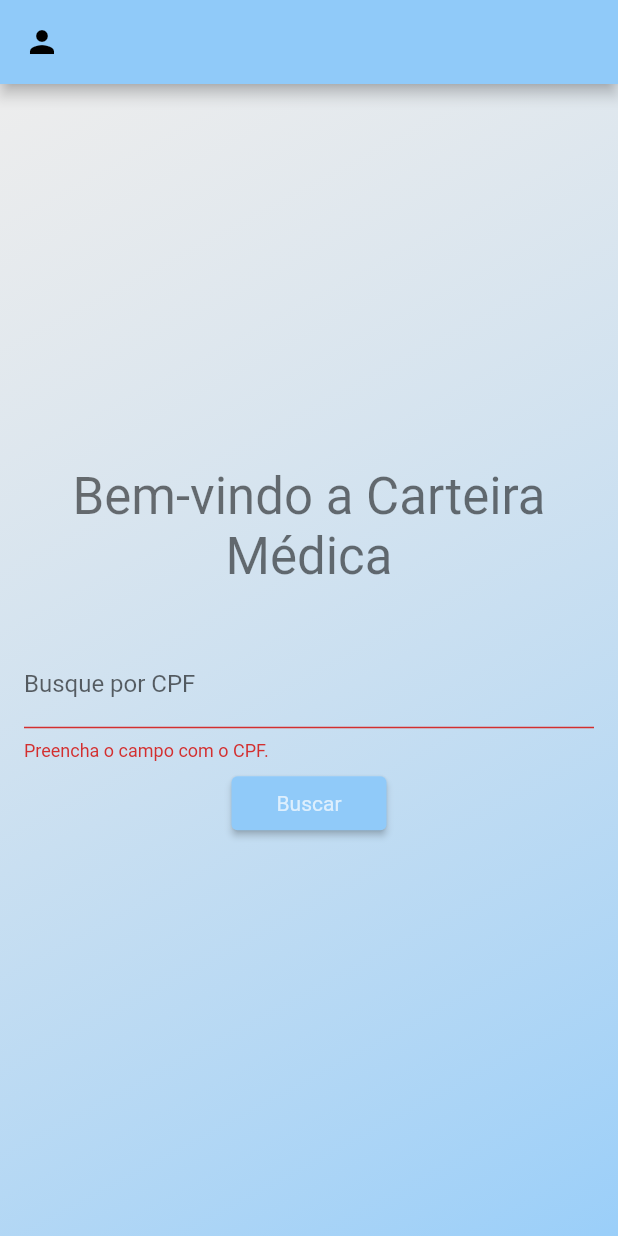
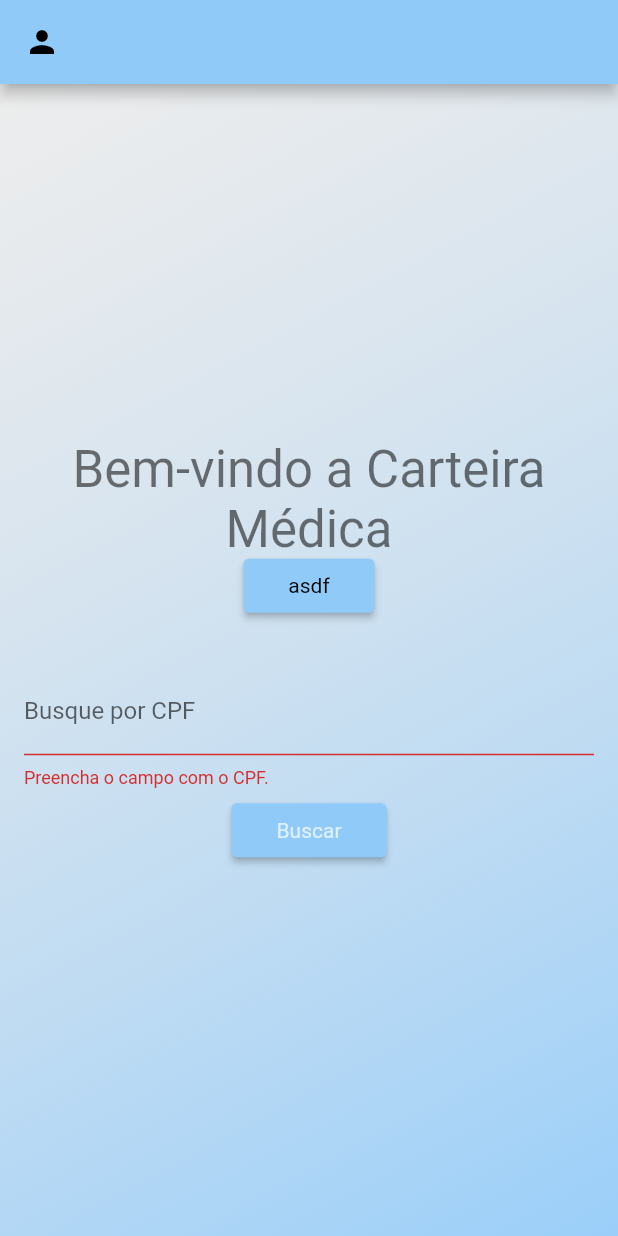
Before and after one commit to GustBM/carteiramedapp, a Flutter app: the screen it shows after launch, after a tap on "Buscar", on a phone screen of 412 x 824 dp. Run offline on Flutter 3.47's test engine with Material 2 defaults, Android fonts, the phone set to English and light mode, and no system bars; our stand-ins replace cloud_firestore, firebase_auth, firebase_core, firebase_messaging, firebase_storage, flutter_local_notifications and 2 more; missing offline and left inert: onesignal_flutter; accounts and stored records are empty.

Commit message:
Notificações teste

```diff
--- a/lib/main.dart
+++ b/lib/main.dart
@@ -1,6 +1,8 @@
 import 'package:firebase_core/firebase_core.dart';
+import 'package:firebase_messaging/firebase_messaging.dart';
 import 'package:flutter/material.dart';
 import 'package:flutter_localizations/flutter_localizations.dart';
+import 'package:onesignal_flutter/onesignal_flutter.dart';
 import 'package:provider/provider.dart';
 
 import 'package:carteiramedapp/screens/home_screen.dart';
@@ -11,14 +13,64 @@ import 'package:carteiramedapp/providers/auth.dart';
 import 'package:carteiramedapp/providers/users_info.dart';
 import 'package:carteiramedapp/utils.dart';
 
+Future<void> backgroundHandler(RemoteMessage message) async {
+  print(message.data.toString());
+  print(message.notification!.title);
+}
+
 Future<void> main() async {
   WidgetsFlutterBinding.ensureInitialized();
   await Firebase.initializeApp();
+  FirebaseMessaging.onBackgroundMessage(backgroundHandler);
   runApp(CarteiraMedApp());
 }
 
-class CarteiraMedApp extends StatelessWidget {
+class CarteiraMedApp extends StatefulWidget {
+  @override
+  State<CarteiraMedApp> createState() => _CarteiraMedAppState();
+}
+
+class _CarteiraMedAppState extends State<CarteiraMedApp> {
   final Future<FirebaseApp> _fbApp = Firebase.initializeApp();
+
+  //  @override
+  // void initState() {
+  //   // TODO: implement initState
+  //   super.initState();
+
+  //   FirebaseMessaging.instance.getInitialMessage().then((message) {
+  //     if(message != null){
+  //       final routeFromMessage = message.data["route"];
+
+  //       Navigator.of(context).pushNamed(routeFromMessage);
+  //     }
+  //   });
+
+  //   FirebaseMessaging.onMessage.listen((message) {
+  //     if(message.notification != null){
+  //       print(message.notification!.body);
+  //       print(message.notification!.title);
+  //     }
+  //   });
+
+  //   ///When the app is in background but opened and user taps
+  //   ///on the notification
+  //   FirebaseMessaging.onMessageOpenedApp.listen((message) {
+  //     final routeFromMessage = message.data["route"];
+
+  //     Navigator.of(context).pushNamed(routeFromMessage);
+  //   });
+  // }
+
+  @override
+  void initState() {
+    super.initState();
+    configOneSignel();
+  }
+
+  void configOneSignel() {
+    OneSignal.shared.setAppId('10356065-b84a-4b09-be44-d6cba9137bda');
+  }
 
   @override
   Widget build(BuildContext context) {
--- a/lib/screens/home_screen.dart
+++ b/lib/screens/home_screen.dart
@@ -1,17 +1,68 @@
+import 'package:flutter/material.dart';
+
+import 'package:firebase_auth/firebase_auth.dart';
+import 'package:flutter_local_notifications/flutter_local_notifications.dart';
+
 import 'package:carteiramedapp/screens/user_info_screen.dart';
 import 'package:carteiramedapp/widgets/login_dialog_widget.dart';
-import 'package:firebase_auth/firebase_auth.dart';
-import 'package:flutter/material.dart';
-
 import 'package:carteiramedapp/widgets/search_form.dart';
 
-class HomeScreen extends StatelessWidget {
+class HomeScreen extends StatefulWidget {
   static const routeName = '/home';
+
+  @override
+  State<HomeScreen> createState() => _HomeScreenState();
+}
+
+class _HomeScreenState extends State<HomeScreen> {
+  late FlutterLocalNotificationsPlugin flutterLocalNotificationsPlugin;
+
+  Future<void> onSelectNotification(String? payload) async {
+    showDialog(
+      context: context,
+      builder: (_) => AlertDialog(
+        title: Text("teste"),
+        content: Text('asdgsag'),
+      ),
+    );
+  }
+
+  @override
+  initState() {
+    super.initState();
+
+    flutterLocalNotificationsPlugin = new FlutterLocalNotificationsPlugin();
+
+    var initializatonSettingsAndroid =
+        new AndroidInitializationSettings('app_icon');
+    var initializatonSettingsIOS = new IOSInitializationSettings();
+
+    var initializatonSettings = new InitializationSettings(
+        android: initializatonSettingsAndroid, iOS: initializatonSettingsIOS);
+
+    flutterLocalNotificationsPlugin.initialize(initializatonSettings,
+        onSelectNotification: onSelectNotification);
+  }
+
+  Future<void> _showNotification() async {
+    const AndroidNotificationDetails androidPlatformChannelSpecifics =
+        AndroidNotificationDetails('your channel id', 'your channel name',
+            channelDescription: 'your channel description',
+            importance: Importance.max,
+            priority: Priority.high,
+            ticker: 'ticker');
+    const NotificationDetails platformChannelSpecifics =
+        NotificationDetails(android: androidPlatformChannelSpecifics);
+
+    await flutterLocalNotificationsPlugin.show(
+        0, 'plain title', 'plain body', platformChannelSpecifics,
+        payload: 'Default_Sound');
+  }
+
   @override
   Widget build(BuildContext context) {
     final deviceWidth = MediaQuery.of(context).size.width;
     final primaryColor = Theme.of(context).primaryColor;
-    // final accentColor = Theme.of(context).accentColor;
     final _user = FirebaseAuth.instance.currentUser;
 
     return Scaffold(
@@ -60,6 +111,11 @@ class HomeScreen extends StatelessWidget {
                       style: Theme.of(context).textTheme.headline4,
                       textAlign: TextAlign.center,
                     ),
+                    ElevatedButton(
+                        onPressed: () async {
+                          await _showNotification();
+                        },
+                        child: Text('asdf')),
                     SizedBox(height: 20),
                     SearchForm(),
                   ],
--- a/pubspec.yaml
+++ b/pubspec.yaml
@@ -37,6 +37,9 @@ dependencies:
   # The following adds the Cupertino Icons font to your application.
   # Use with the CupertinoIcons class for iOS style icons.
   cupertino_icons: ^1.0.2
+  firebase_messaging: ^11.1.0
+  flutter_local_notifications: ^9.1.4
+  onesignal_flutter: ^3.2.7
 
 dev_dependencies:
   flutter_test:
```
Also changed, not shown: pubspec.lock, 1 other file.
